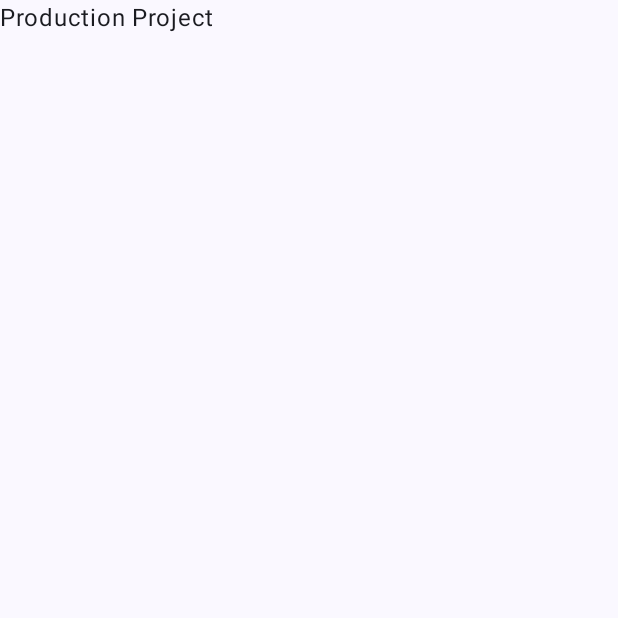
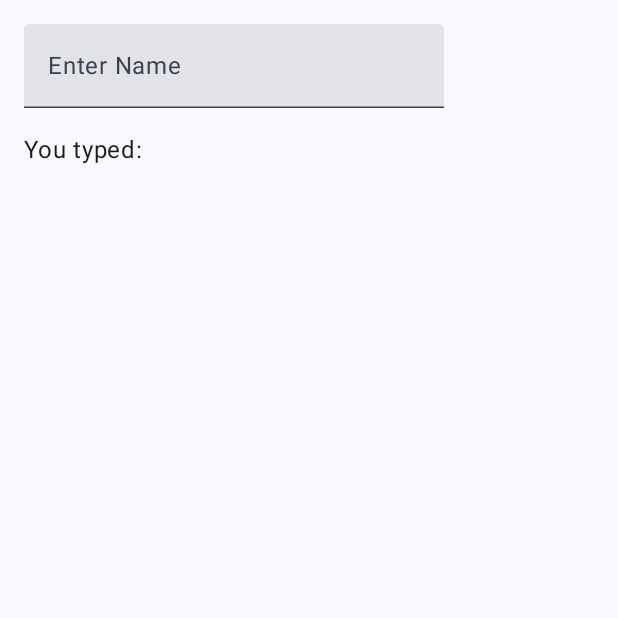
Before and after one commit to JasonLBU/Production-Project, an Android app built with Jetpack Compose: the screen it shows after launch (MainActivity), on a phone screen of 412 x 824 dp, the top half of it. Before the commit the part shown is almost empty. Run offline under Robolectric (Android 15) with nearby library versions, the phone set to English and light mode, and no system bars.

```diff
--- a/app/src/main/java/com/example/productionproject/MainActivity.kt
+++ b/app/src/main/java/com/example/productionproject/MainActivity.kt
@@ -1,17 +1,16 @@
 package com.example.productionproject
 
 import android.os.Bundle
+import android.util.Log
 import androidx.activity.ComponentActivity
 import androidx.activity.compose.setContent
 import androidx.activity.enableEdgeToEdge
-import androidx.compose.foundation.layout.fillMaxSize
-import androidx.compose.foundation.layout.padding
-import androidx.compose.material3.Scaffold
-import androidx.compose.material3.Text
-import androidx.compose.material3.TextField
-import androidx.compose.runtime.Composable
+import androidx.compose.foundation.layout.*
+import androidx.compose.material3.*
+import androidx.compose.runtime.*
 import androidx.compose.ui.Modifier
 import androidx.compose.ui.tooling.preview.Preview
+import androidx.compose.ui.unit.dp
 import com.example.productionproject.ui.theme.ProductionProjectTheme
 
 class MainActivity : ComponentActivity() {
@@ -21,10 +20,7 @@ class MainActivity : ComponentActivity() {
         setContent {
             ProductionProjectTheme {
                 Scaffold(modifier = Modifier.fillMaxSize()) { innerPadding ->
-                    MainPage(
-                        name = "Android",
-                        modifier = Modifier.padding(innerPadding)
-                    )
+                    MainPage(modifier = Modifier.padding(innerPadding))
                 }
             }
         }
@@ -32,17 +28,34 @@ class MainActivity : ComponentActivity() {
 }
 
 @Composable
-fun MainPage(name: String, modifier: Modifier = Modifier) {
-    Text(
-        text = "Production Project",
-        modifier = modifier
-    )
+fun MainPage(modifier: Modifier = Modifier) {
+    var textState by remember { mutableStateOf("") }
+
+    Column(
+        modifier = Modifier
+            .fillMaxSize()
+            .padding(16.dp)
+    ) {
+        TextField(
+            value = textState,
+            onValueChange = { newText ->
+                textState = newText
+                Log.i("USER_INPUT", "value: $newText")
+            },
+            label = { Text("Enter Name") },
+            singleLine = true // Ensure single-line input
+        )
+
+        Spacer(modifier = Modifier.height(16.dp)) // Add space between UI elements
+
+        Text(text = "You typed: $textState")
+    }
 }
 
 @Preview(showBackground = true)
 @Composable
 fun MainPagePreview() {
     ProductionProjectTheme {
-        MainPage("Android")
+        MainPage()
     }
 }
```
